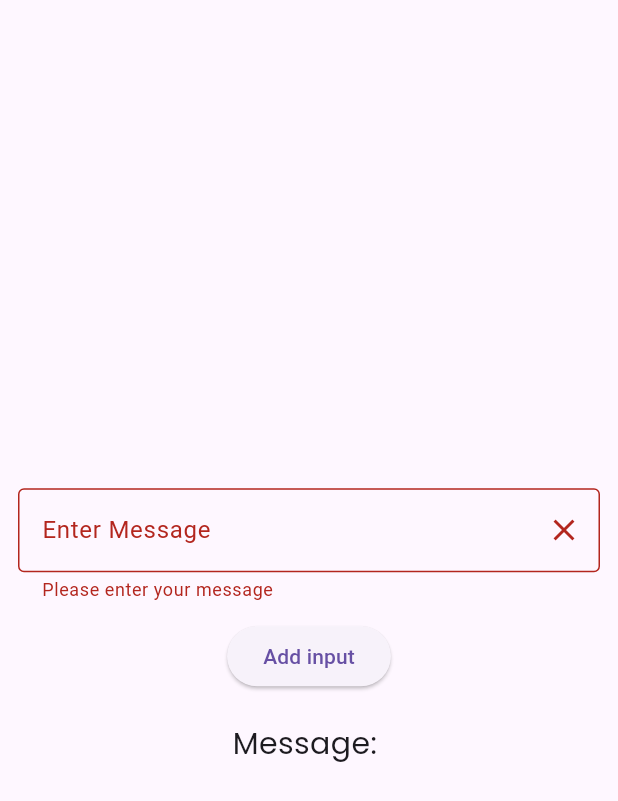
After one commit to christiandarvs/Daily_Study, a Flutter app: the screen it shows after launch, after a tap on "Add input", on a phone screen of 412 x 824 dp. The commit adds this screen. Shown: the top 801 px of the screen. Run offline on Flutter 3.47's test engine with Material 2 defaults, Android fonts, the phone set to English and light mode, and no system bars; our stand-ins replace google_fonts; network calls fail.

Commit message:
add march2 dart file - textfield

```diff
--- a/lib/main.dart
+++ b/lib/main.dart
@@ -1,4 +1,4 @@
-import 'package:daily_study/march_one.dart';
+import 'package:daily_study/march_two.dart';
 import 'package:flutter/material.dart';
 
 void main() => runApp(const MyApp());
@@ -12,7 +12,7 @@ class MyApp extends StatelessWidget {
       debugShowCheckedModeBanner: false,
       theme: ThemeData(useMaterial3: true),
       title: 'Material App',
-      home: const March1(),
+      home: const March2(),
     );
   }
 }
--- /dev/null
+++ b/lib/march_two.dart
@@ -0,0 +1,71 @@
+import 'package:flutter/material.dart';
+import 'package:google_fonts/google_fonts.dart';
+
+class March2 extends StatefulWidget {
+  const March2({super.key});
+
+  @override
+  State<March2> createState() => _March2State();
+}
+
+class _March2State extends State<March2> {
+  String message = '';
+  bool messageEmpty = false;
+  final TextEditingController myMessage = TextEditingController();
+
+  @override
+  Widget build(BuildContext context) {
+    return Scaffold(
+      resizeToAvoidBottomInset: false,
+      body: SafeArea(
+          child: Column(
+        mainAxisAlignment: MainAxisAlignment.center,
+        children: [
+          Padding(
+            padding: const EdgeInsets.all(12.0),
+            child: TextField(
+              onChanged: (message) {
+                setState(() {
+                  if (message.isNotEmpty) {
+                    messageEmpty = false;
+                  }
+                });
+              },
+              controller: myMessage,
+              decoration: InputDecoration(
+                  errorText: messageEmpty ? 'Please enter your message' : null,
+                  label: const Text('Enter Message'),
+                  suffixIcon: IconButton(
+                    onPressed: () {
+                      setState(() {
+                        myMessage.clear();
+                        message = '';
+                      });
+                    },
+                    icon: const Icon(Icons.close),
+                  ),
+                  border: const OutlineInputBorder()),
+            ),
+          ),
+          ElevatedButton(
+              onPressed: (() {
+                setState(() {
+                  message = myMessage.text;
+                });
+                if (message.isEmpty) {
+                  messageEmpty = true;
+                }
+              }),
+              child: const Text('Add input')),
+          const SizedBox(
+            height: 20,
+          ),
+          Text(
+            'Message: $message',
+            style: GoogleFonts.poppins(fontSize: 20),
+          )
+        ],
+      )),
+    );
+  }
+}
```
